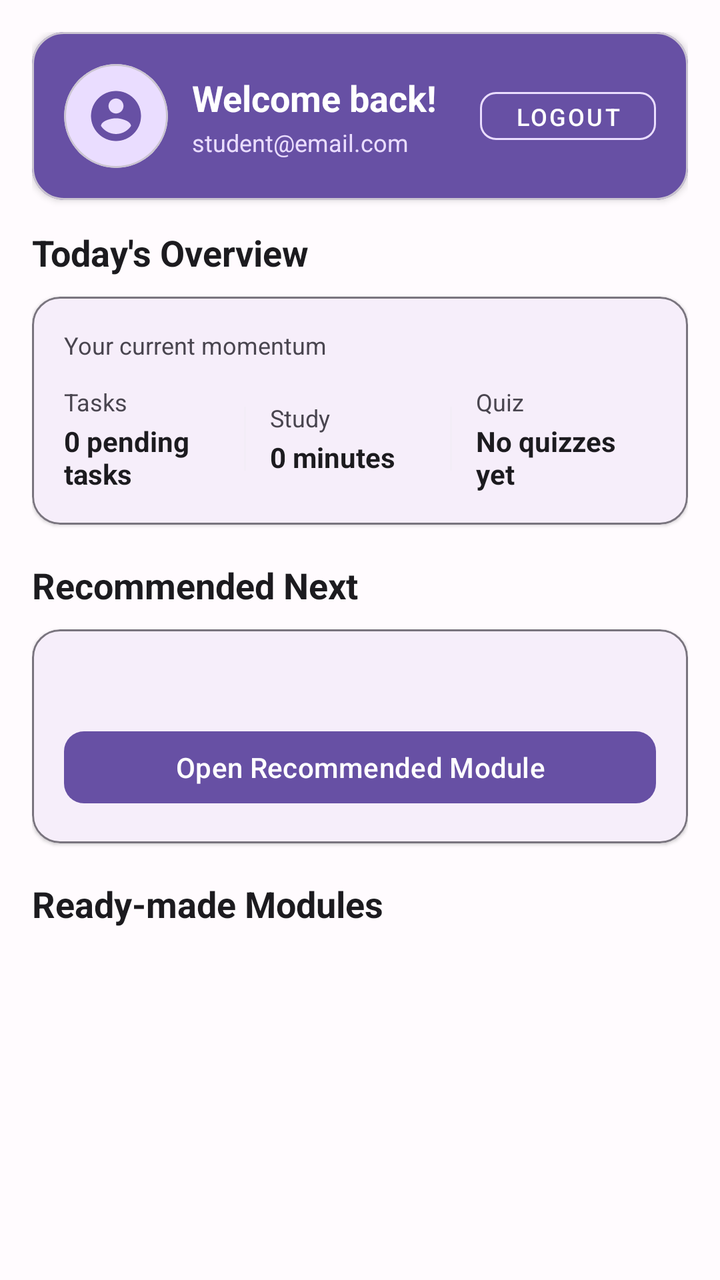
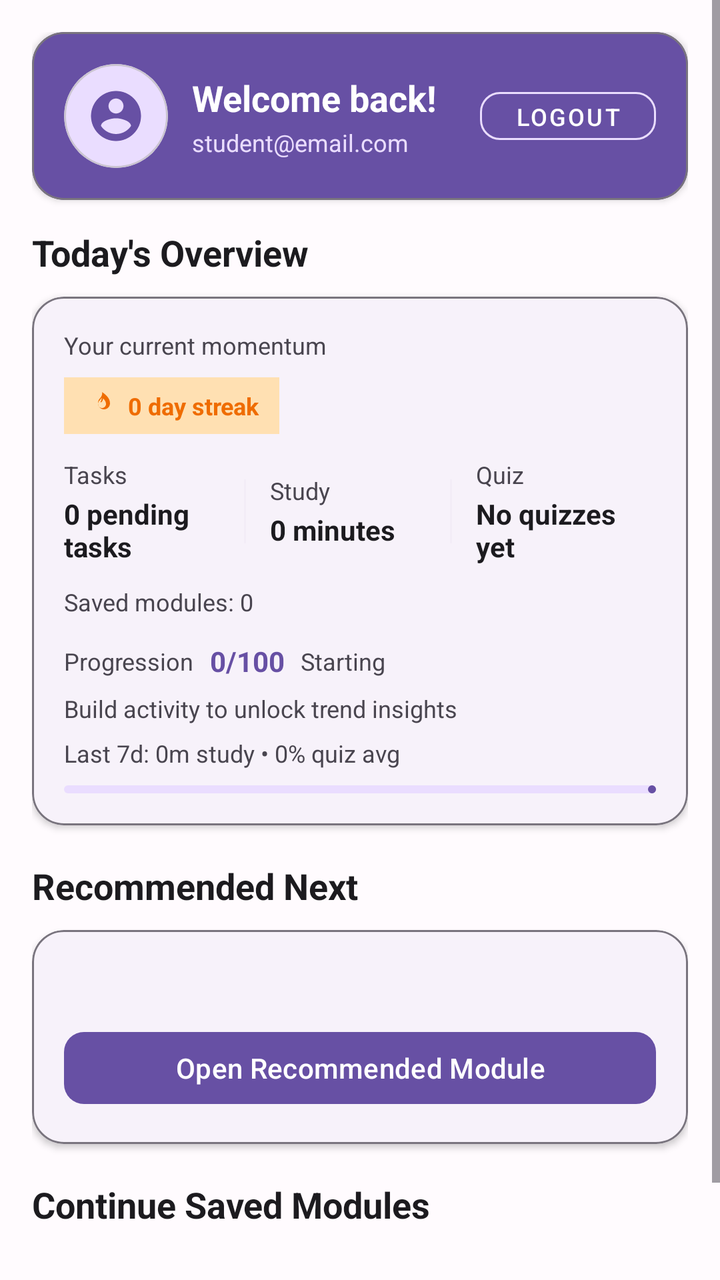

Before-and-after screenshots of an Android layout around one commit, followed by the original layout XML and the change that was made.
<!-- AndroidManifest.xml: application theme Theme.StudySyncproject -->
<!-- res/layout/fragment_home.xml -->
<?xml version="1.0" encoding="utf-8"?>
<LinearLayout
    xmlns:android="http://schemas.android.com/apk/res/android"
    xmlns:app="http://schemas.android.com/apk/res-auto"
    android:layout_width="match_parent"
    android:layout_height="match_parent"
    android:background="@color/background"
    android:orientation="vertical">

    <ScrollView
        android:layout_width="match_parent"
        android:layout_height="0dp"
        android:layout_weight="1"
        android:fillViewport="true">

        <LinearLayout
            android:layout_width="match_parent"
            android:layout_height="wrap_content"
            android:orientation="vertical"
            android:padding="16dp"
            android:paddingBottom="24dp">

            <com.google.android.material.card.MaterialCardView
                android:layout_width="match_parent"
                android:layout_height="wrap_content"
                android:layout_marginBottom="14dp"
                app:cardBackgroundColor="@color/primary"
                app:cardCornerRadius="16dp"
                app:cardElevation="2dp">

                <LinearLayout
                    android:layout_width="match_parent"
                    android:layout_height="wrap_content"
                    android:gravity="center_vertical"
                    android:orientation="horizontal"
                    android:padding="16dp">

                    <com.google.android.material.card.MaterialCardView
                        android:id="@+id/card_avatar"
                        android:layout_width="52dp"
                        android:layout_height="52dp"
                        app:cardBackgroundColor="@color/primary_container"
                        app:cardCornerRadius="26dp"
                        app:cardElevation="0dp">

                        <LinearLayout
                            android:layout_width="match_parent"
                            android:layout_height="match_parent"
                            android:gravity="center">

                            <ImageView
                                android:layout_width="30dp"
                                android:layout_height="30dp"
                                android:contentDescription="User Avatar"
                                android:src="@drawable/ic_account_circle"
                                android:tint="@color/primary" />
                        </LinearLayout>
                    </com.google.android.material.card.MaterialCardView>

                    <LinearLayout
                        android:layout_width="0dp"
                        android:layout_height="wrap_content"
                        android:layout_marginStart="12dp"
                        android:layout_weight="1"
                        android:orientation="vertical">

                        <TextView
                            android:id="@+id/tv_welcome"
                            android:layout_width="wrap_content"
                            android:layout_height="wrap_content"
                            android:text="Welcome back!"
                            android:textColor="@color/on_primary"
                            android:textSize="18sp"
                            android:textStyle="bold" />

                        <TextView
                            android:id="@+id/tv_user_email"
                            android:layout_width="wrap_content"
                            android:layout_height="wrap_content"
                            android:layout_marginTop="2dp"
                            android:text="student@email.com"
                            android:textColor="@color/primary_container"
                            android:textSize="12sp" />
                    </LinearLayout>

                    <com.google.android.material.button.MaterialButton
                        android:id="@+id/btn_logout"
                        style="@style/Widget.MaterialComponents.Button.OutlinedButton"
                        android:layout_width="wrap_content"
                        android:layout_height="36dp"
                        android:text="Logout"
                        android:textColor="@color/on_primary"
                        android:textSize="12sp"
                        app:cornerRadius="8dp"
                        app:strokeColor="@color/primary_container" />
                </LinearLayout>
            </com.google.android.material.card.MaterialCardView>

            <TextView
                android:layout_width="wrap_content"
                android:layout_height="wrap_content"
                android:text="Today&#39;s Overview"
                android:textColor="@color/text_primary"
                android:textSize="18sp"
                android:textStyle="bold" />

            <com.google.android.material.card.MaterialCardView
                android:layout_width="match_parent"
                android:layout_height="wrap_content"
                android:layout_marginTop="10dp"
                android:layout_marginBottom="18dp"
                app:cardCornerRadius="14dp"
                app:cardElevation="1dp"
                app:strokeColor="@color/outline"
                app:strokeWidth="1dp">

                <LinearLayout
                    android:layout_width="match_parent"
                    android:layout_height="wrap_content"
                    android:orientation="vertical"
                    android:padding="16dp">

                    <TextView
                        android:layout_width="wrap_content"
                        android:layout_height="wrap_content"
                        android:text="Your current momentum"
                        android:textColor="@color/text_secondary"
                        android:textSize="12sp" />

                    <LinearLayout
                        android:layout_width="match_parent"
                        android:layout_height="wrap_content"
                        android:layout_marginTop="12dp"
                        android:gravity="center_vertical"
                        android:orientation="horizontal">

                        <LinearLayout
                            android:layout_width="0dp"
                            android:layout_height="wrap_content"
                            android:layout_weight="1"
                            android:orientation="vertical">

                            <TextView
                                android:layout_width="wrap_content"
                                android:layout_height="wrap_content"
                                android:text="Tasks"
                                android:textColor="@color/text_secondary"
                                android:textSize="12sp" />

                            <TextView
                                android:id="@+id/tv_tasks_summary"
                                android:layout_width="wrap_content"
                                android:layout_height="wrap_content"
                                android:layout_marginTop="2dp"
                                android:text="0 pending tasks"
                                android:textColor="@color/text_primary"
                                android:textSize="14sp"
                                android:textStyle="bold" />
                        </LinearLayout>

                        <View
                            android:layout_width="1dp"
                            android:layout_height="32dp"
                            android:background="@color/surface_variant" />

                        <LinearLayout
                            android:layout_width="0dp"
                            android:layout_height="wrap_content"
                            android:layout_marginStart="12dp"
                            android:layout_weight="1"
                            android:orientation="vertical">

                            <TextView
                                android:layout_width="wrap_content"
                                android:layout_height="wrap_content"
                                android:text="Study"
                                android:textColor="@color/text_secondary"
                                android:textSize="12sp" />

                            <TextView
                                android:id="@+id/tv_study_time"
                                android:layout_width="wrap_content"
                                android:layout_height="wrap_content"
                                android:layout_marginTop="2dp"
                                android:text="0 minutes"
                                android:textColor="@color/text_primary"
                                android:textSize="14sp"
                                android:textStyle="bold" />
                        </LinearLayout>

                        <View
                            android:layout_width="1dp"
                            android:layout_height="32dp"
                            android:background="@color/surface_variant" />

                        <LinearLayout
                            android:layout_width="0dp"
                            android:layout_height="wrap_content"
                            android:layout_marginStart="12dp"
                            android:layout_weight="1"
                            android:orientation="vertical">

                            <TextView
                                android:layout_width="wrap_content"
                                android:layout_height="wrap_content"
                                android:text="Quiz"
                                android:textColor="@color/text_secondary"
                                android:textSize="12sp" />

                            <TextView
                                android:id="@+id/tv_quiz_score"
                                android:layout_width="wrap_content"
                                android:layout_height="wrap_content"
                                android:layout_marginTop="2dp"
                                android:text="No quizzes yet"
                                android:textColor="@color/text_primary"
                                android:textSize="14sp"
                                android:textStyle="bold" />
                        </LinearLayout>
                    </LinearLayout>
                </LinearLayout>
            </com.google.android.material.card.MaterialCardView>

            <TextView
                android:id="@+id/tv_recommended_header"
                android:layout_width="wrap_content"
                android:layout_height="wrap_content"
                android:layout_marginBottom="10dp"
                android:text="@string/home_recommended_title"
                android:textColor="@color/text_primary"
                android:textSize="18sp"
                android:textStyle="bold" />

            <com.google.android.material.card.MaterialCardView
                android:id="@+id/card_recommendation"
                android:layout_width="match_parent"
                android:layout_height="wrap_content"
                android:layout_marginBottom="18dp"
                app:cardCornerRadius="14dp"
                app:cardElevation="1dp"
                app:strokeColor="@color/outline"
                app:strokeWidth="1dp">

                <LinearLayout
                    android:layout_width="match_parent"
                    android:layout_height="wrap_content"
                    android:orientation="vertical"
                    android:padding="16dp">

                    <TextView
                        android:id="@+id/tv_recommendation_body"
                        android:layout_width="match_parent"
                        android:layout_height="wrap_content"
                        android:text=""
                        android:textColor="@color/text_primary"
                        android:textSize="14sp" />

                    <com.google.android.material.button.MaterialButton
                        android:id="@+id/btn_recommendation_action"
                        android:layout_width="match_parent"
                        android:layout_height="44dp"
                        android:layout_marginTop="12dp"
                        android:text="Open Recommended Module"
                        android:textColor="@color/on_primary"
                        app:backgroundTint="@color/primary"
                        app:cornerRadius="10dp" />
                </LinearLayout>
            </com.google.android.material.card.MaterialCardView>

            <TextView
                android:id="@+id/tv_ready_modules_header"
                android:layout_width="wrap_content"
                android:layout_height="wrap_content"
                android:layout_marginBottom="10dp"
                android:text="@string/home_ready_modules_title"
                android:textColor="@color/text_primary"
                android:textSize="18sp"
                android:textStyle="bold" />

            <TextView
                android:id="@+id/tv_ready_modules_empty"
                android:layout_width="match_parent"
                android:layout_height="wrap_content"
                android:layout_marginBottom="10dp"
                android:text="No modules found for your selections."
                android:textColor="@color/text_secondary"
                android:textSize="13sp"
                android:visibility="gone" />

            <androidx.recyclerview.widget.RecyclerView
                android:id="@+id/rv_ready_modules"
                android:layout_width="match_parent"
                android:layout_height="wrap_content"
                android:nestedScrollingEnabled="false"
                app:layoutManager="androidx.recyclerview.widget.LinearLayoutManager" />

        </LinearLayout>
    </ScrollView>

</LinearLayout>
<!-- resources referenced by this layout -->
<resources>
  <color name="background">#FFFBFE</color>
  <color name="on_primary">#FFFFFF</color>
  <color name="outline">#79747E</color>
  <color name="primary">#6750A4</color>
  <color name="primary_container">#EADDFF</color>
  <color name="surface_variant">#F3EDF7</color>
  <color name="text_primary">#1C1B1F</color>
  <color name="text_secondary">#49454F</color>
  <string name="home_ready_modules_title">Ready-made Modules</string>
  <string name="home_recommended_title">Recommended Next</string>
  <style name="Theme.StudySyncproject" parent="Base.Theme.StudySyncproject" />
  <style name="Base.Theme.StudySyncproject" parent="Theme.Material3.DayNight.NoActionBar">
          <item name="colorPrimary">@color/primary</item>
          <item name="colorPrimaryDark">@color/primary_dark</item>
      </style>
  <color name="primary_dark">#4F378B</color>
  <!-- unchanged entries left out for length: 1 -->
</resources>

<!-- the commit's change to res/layout/fragment_home.xml (unified diff, before → after) -->
@@ -17,16 +17,15 @@
             android:layout_width="match_parent"
             android:layout_height="wrap_content"
             android:orientation="vertical"
-            android:padding="16dp"
-            android:paddingBottom="24dp">
+            android:padding="@dimen/space_lg"
+            android:paddingBottom="@dimen/space_2xl">
 
             <com.google.android.material.card.MaterialCardView
+                style="@style/Widget.StudySync.Card.Surface"
                 android:layout_width="match_parent"
                 android:layout_height="wrap_content"
                 android:layout_marginBottom="14dp"
-                app:cardBackgroundColor="@color/primary"
-                app:cardCornerRadius="16dp"
-                app:cardElevation="2dp">
+                app:cardBackgroundColor="@color/primary">
 
                 <LinearLayout
                     android:layout_width="match_parent"
@@ -85,13 +84,13 @@
 
                     <com.google.android.material.button.MaterialButton
                         android:id="@+id/btn_logout"
-                        style="@style/Widget.MaterialComponents.Button.OutlinedButton"
+                        style="@style/Widget.StudySync.Button.Outlined"
                         android:layout_width="wrap_content"
                         android:layout_height="36dp"
                         android:text="Logout"
                         android:textColor="@color/on_primary"
                         android:textSize="12sp"
-                        app:cornerRadius="8dp"
+                        app:cornerRadius="@dimen/radius_sm"
                         app:strokeColor="@color/primary_container" />
                 </LinearLayout>
             </com.google.android.material.card.MaterialCardView>
@@ -105,14 +104,11 @@
                 android:textStyle="bold" />
 
             <com.google.android.material.card.MaterialCardView
+                style="@style/Widget.StudySync.Card.Surface"
                 android:layout_width="match_parent"
                 android:layout_height="wrap_content"
                 android:layout_marginTop="10dp"
-                android:layout_marginBottom="18dp"
-                app:cardCornerRadius="14dp"
-                app:cardElevation="1dp"
-                app:strokeColor="@color/outline"
-                app:strokeWidth="1dp">
+                android:layout_marginBottom="18dp">
 
                 <LinearLayout
                     android:layout_width="match_parent"
@@ -126,6 +122,34 @@
                         android:text="Your current momentum"
                         android:textColor="@color/text_secondary"
                         android:textSize="12sp" />
+
+                    <LinearLayout
+                        android:layout_width="wrap_content"
+                        android:layout_height="wrap_content"
+                        android:layout_marginTop="8dp"
+                        android:background="@color/streak_orange_container"
+                        android:gravity="center_vertical"
+                        android:orientation="horizontal"
+                        android:paddingHorizontal="10dp"
+                        android:paddingVertical="6dp">
+
+                        <ImageView
+                            android:layout_width="16dp"
+                            android:layout_height="16dp"
+                            android:contentDescription="@string/home_streak_icon_desc"
+                            android:src="@drawable/ic_fire"
+                            android:tint="@color/streak_orange" />
+
+                        <TextView
+                            android:id="@+id/tv_streak_highlight"
+                            android:layout_width="wrap_content"
+                            android:layout_height="wrap_content"
+                            android:layout_marginStart="6dp"
+                            android:text="0 day streak"
+                            android:textColor="@color/streak_orange"
+                            android:textSize="12sp"
+                            android:textStyle="bold" />
+                    </LinearLayout>
 
                     <LinearLayout
                         android:layout_width="match_parent"
@@ -218,6 +242,77 @@
                                 android:textStyle="bold" />
                         </LinearLayout>
                     </LinearLayout>
+
+                    <TextView
+                        android:id="@+id/tv_modules_summary"
+                        android:layout_width="match_parent"
+                        android:layout_height="wrap_content"
+                        android:layout_marginTop="10dp"
+                        android:text="Saved modules: 0"
+                        android:textColor="@color/text_secondary"
+                        android:textSize="12sp" />
+
+                    <LinearLayout
+                        android:layout_width="match_parent"
+                        android:layout_height="wrap_content"
+                        android:layout_marginTop="12dp"
+                        android:gravity="center_vertical"
+                        android:orientation="horizontal">
+
+                        <TextView
+                            android:layout_width="wrap_content"
+                            android:layout_height="wrap_content"
+                            android:text="Progression"
+                            android:textColor="@color/text_secondary"
+                            android:textSize="12sp" />
+
+                        <TextView
+                            android:id="@+id/tv_progress_index"
+                            android:layout_width="wrap_content"
+                            android:layout_height="wrap_content"
+                            android:layout_marginStart="8dp"
+                            android:text="0/100"
+                            android:textColor="@color/primary"
+                            android:textSize="14sp"
+                            android:textStyle="bold" />
+
+                        <TextView
+                            android:id="@+id/tv_progress_state"
+                            android:layout_width="wrap_content"
+                            android:layout_height="wrap_content"
+                            android:layout_marginStart="8dp"
+                            android:text="Starting"
+                            android:textColor="@color/text_secondary"
+                            android:textSize="12sp" />
+                    </LinearLayout>
+
+                    <TextView
+                        android:id="@+id/tv_progress_meta"
+                        android:layout_width="match_parent"
+                        android:layout_height="wrap_content"
+                        android:layout_marginTop="6dp"
+                        android:text="Build activity to unlock trend insights"
+                        android:textColor="@color/text_secondary"
+                        android:textSize="12sp" />
+
+                    <TextView
+                        android:id="@+id/tv_weekly_analytics"
+                        android:layout_width="match_parent"
+                        android:layout_height="wrap_content"
+                        android:layout_marginTop="6dp"
+                        android:text="Last 7d: 0m study • 0% quiz avg"
+                        android:textColor="@color/text_secondary"
+                        android:textSize="12sp" />
+
+                    <com.google.android.material.progressindicator.LinearProgressIndicator
+                        android:id="@+id/progress_weekly_study"
+                        android:layout_width="match_parent"
+                        android:layout_height="wrap_content"
+                        android:layout_marginTop="8dp"
+                        android:max="100"
+                        android:progress="0"
+                        app:indicatorColor="@color/primary"
+                        app:trackColor="@color/primary_container" />
                 </LinearLayout>
             </com.google.android.material.card.MaterialCardView>
 
@@ -232,14 +327,11 @@
                 android:textStyle="bold" />
 
             <com.google.android.material.card.MaterialCardView
+                style="@style/Widget.StudySync.Card.Surface"
                 android:id="@+id/card_recommendation"
                 android:layout_width="match_parent"
                 android:layout_height="wrap_content"
-                android:layout_marginBottom="18dp"
-                app:cardCornerRadius="14dp"
-                app:cardElevation="1dp"
-                app:strokeColor="@color/outline"
-                app:strokeWidth="1dp">
+                android:layout_marginBottom="18dp">
 
                 <LinearLayout
                     android:layout_width="match_parent"
@@ -257,6 +349,7 @@
 
                     <com.google.android.material.button.MaterialButton
                         android:id="@+id/btn_recommendation_action"
+                        style="@style/Widget.StudySync.Button.Primary"
                         android:layout_width="match_parent"
                         android:layout_height="44dp"
                         android:layout_marginTop="12dp"
@@ -268,6 +361,34 @@
             </com.google.android.material.card.MaterialCardView>
 
             <TextView
+                android:id="@+id/tv_saved_modules_header"
+                android:layout_width="wrap_content"
+                android:layout_height="wrap_content"
+                android:layout_marginBottom="10dp"
+                android:text="@string/home_saved_modules_title"
+                android:textColor="@color/text_primary"
+                android:textSize="18sp"
+                android:textStyle="bold" />
+
+            <TextView
+                android:id="@+id/tv_saved_modules_empty"
+                android:layout_width="match_parent"
+                android:layout_height="wrap_content"
+                android:layout_marginBottom="10dp"
+                android:text="@string/home_saved_modules_empty"
+                android:textColor="@color/text_secondary"
+                android:textSize="13sp"
+                android:visibility="gone" />
+
+            <androidx.recyclerview.widget.RecyclerView
+                android:id="@+id/rv_saved_modules"
+                android:layout_width="match_parent"
+                android:layout_height="wrap_content"
+                android:layout_marginBottom="18dp"
+                android:nestedScrollingEnabled="false"
+                app:layoutManager="androidx.recyclerview.widget.LinearLayoutManager" />
+
+            <TextView
                 android:id="@+id/tv_ready_modules_header"
                 android:layout_width="wrap_content"
                 android:layout_height="wrap_content"
<!-- resource entries referenced after the edit -->
@@ -5,16 +5,63 @@
   <color name="outline">#79747E</color>
   <color name="primary">#6750A4</color>
   <color name="primary_container">#EADDFF</color>
+  <color name="streak_orange">#EF6C00</color>
+  <color name="streak_orange_container">#FFE0B2</color>
   <color name="surface_variant">#F3EDF7</color>
   <color name="text_primary">#1C1B1F</color>
   <color name="text_secondary">#49454F</color>
+  <dimen name="radius_sm">10dp</dimen>
+  <dimen name="space_2xl">24dp</dimen>
+  <dimen name="space_lg">16dp</dimen>
+  <!-- drawable ic_fire (drawable) -->
+  <vector xmlns:android="http://schemas.android.com/apk/res/android"
+      android:width="24dp"
+      android:height="24dp"
+      android:viewportWidth="24"
+      android:viewportHeight="24">
+      <path
+          android:fillColor="@android:color/white"
+          android:pathData="M13.5,2s0.74,2.34 -1.5,4.67c-1.28,1.33 -1.5,2.52 -1.5,3.83 0,2.49 2.01,4.5 4.5,4.5S19.5,13 19.5,10.5c0,-3.53 -2.64,-6.19 -6,-8.5zM13.2,9.6c0.8,-1.09 1.1,-2.03 1.13,-2.79 1.3,1.2 2.17,2.61 2.17,4.19 0,1.66 -1.34,3 -3,3s-3,-1.34 -3,-3c0,-0.89 0.32,-1.67 1.07,-2.45 0.58,-0.61 1.07,-1.28 1.63,-2.2 0.02,0.9 0.02,2.01 -1,3.25z" />
+  </vector>
   <string name="home_ready_modules_title">Ready-made Modules</string>
   <string name="home_recommended_title">Recommended Next</string>
+  <string name="home_saved_modules_empty">No saved modules yet. Create one from Study tab.</string>
+  <string name="home_saved_modules_title">Continue Saved Modules</string>
+  <string name="home_streak_icon_desc">Current streak</string>
+  <style name="Widget.StudySync.Button.Outlined" parent="Widget.MaterialComponents.Button.OutlinedButton">
+          <item name="android:layout_height">@dimen/button_height</item>
+          <item name="cornerRadius">@dimen/radius_md</item>
+      </style>
+  <style name="Widget.StudySync.Button.Primary" parent="Widget.Material3.Button">
+          <item name="android:layout_height">@dimen/button_height</item>
+          <item name="cornerRadius">@dimen/radius_md</item>
+          <item name="backgroundTint">@color/primary</item>
+          <item name="android:textColor">@color/on_primary</item>
+      </style>
+  <style name="Widget.StudySync.Card.Surface" parent="Widget.Material3.CardView.Elevated">
+          <item name="cardCornerRadius">@dimen/radius_lg</item>
+          <item name="cardElevation">2dp</item>
+          <item name="strokeColor">@color/outline</item>
+          <item name="strokeWidth">1dp</item>
+      </style>
   <style name="Theme.StudySyncproject" parent="Base.Theme.StudySyncproject" />
+  <dimen name="button_height">52dp</dimen>
+  <dimen name="radius_md">12dp</dimen>
+  <dimen name="radius_lg">16dp</dimen>
   <style name="Base.Theme.StudySyncproject" parent="Theme.Material3.DayNight.NoActionBar">
           <item name="colorPrimary">@color/primary</item>
+          <item name="colorOnPrimary">@color/on_primary</item>
+          <item name="colorSecondary">@color/secondary</item>
+          <item name="colorOnSecondary">@color/on_secondary</item>
+          <item name="colorSurface">@color/surface</item>
+          <item name="android:colorBackground">@color/background</item>
+          <item name="colorError">@color/error</item>
           <item name="colorPrimaryDark">@color/primary_dark</item>
       </style>
+  <color name="secondary">#625B71</color>
+  <color name="on_secondary">#FFFFFF</color>
+  <color name="surface">#FFFBFE</color>
+  <color name="error">#B3261E</color>
   <color name="primary_dark">#4F378B</color>
   <!-- unchanged entries left out for length: 1 -->
 </resources>
